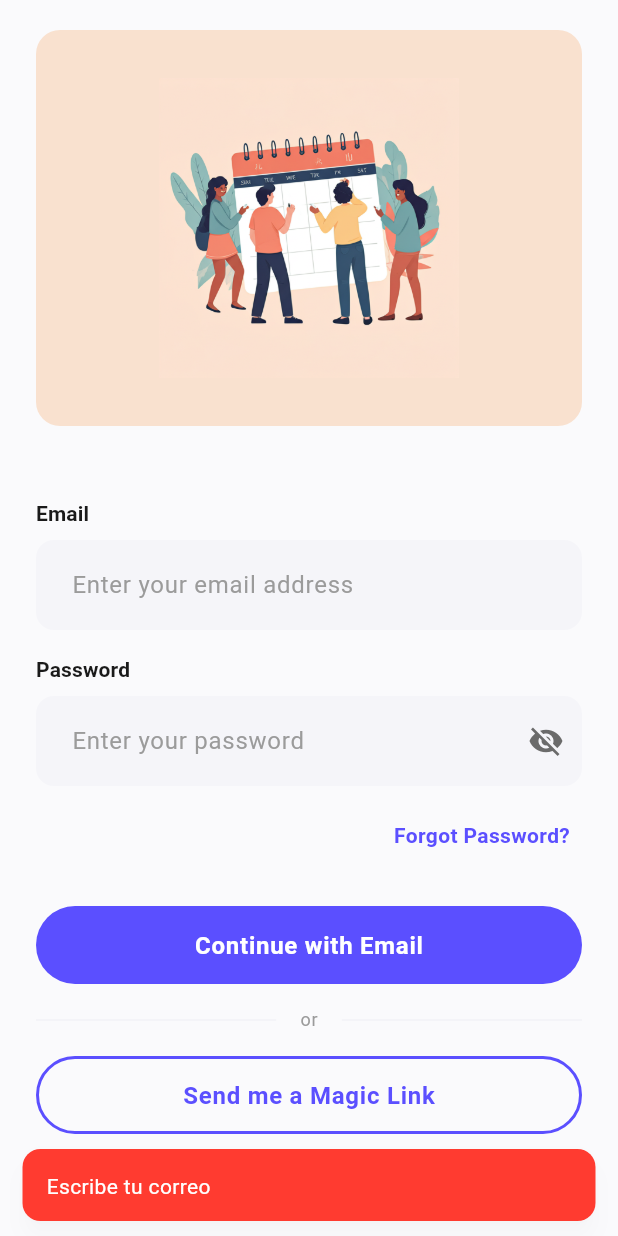
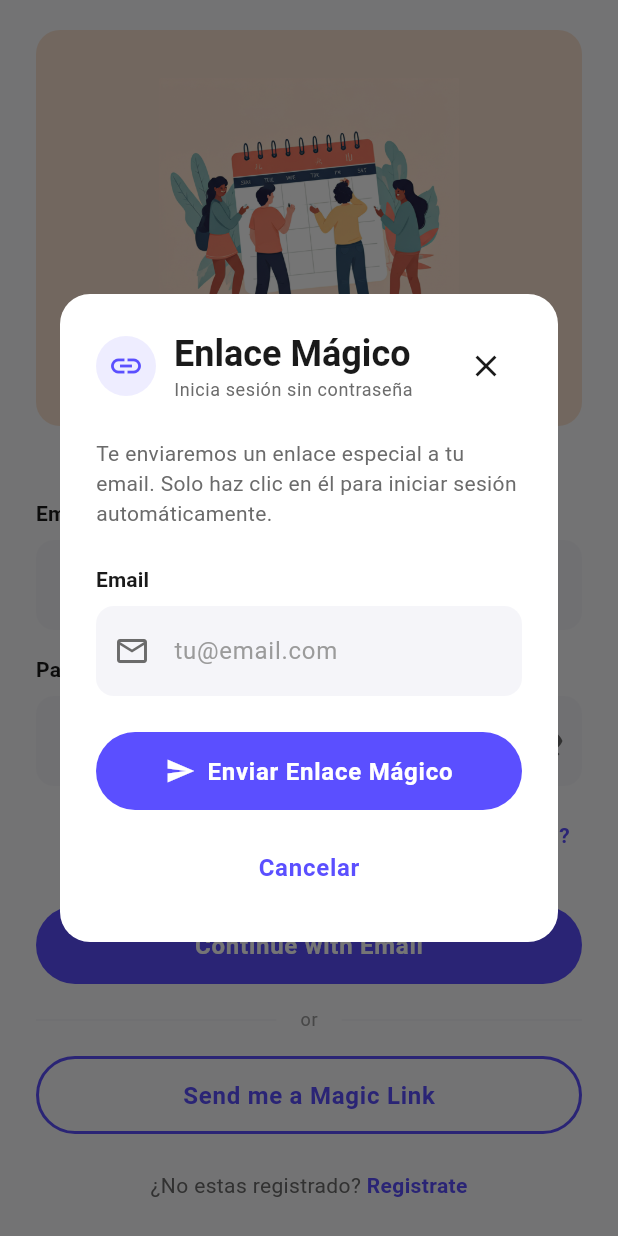
Before and after one commit to Z3r0J/togetherly_app, a Flutter app: the screen it shows after launch, scrolled down 160 dp, after a tap on "Send me a Magic Link", on a phone screen of 412 x 824 dp. Run offline on Flutter 3.47's test engine with Material 3 defaults, Android fonts, the phone set to English and light mode, and no system bars; our stand-ins replace app_links, shared_preferences; accounts and stored records are empty.

Commit message:
feat: Implement magic link authentication flow with deep linking support

```diff
--- a/lib/main.dart
+++ b/lib/main.dart
@@ -7,14 +7,92 @@ import 'viewmodels/circle_view_model.dart';
 import 'views/counter_view.dart';
 import 'views/component_catalog_view.dart';
 import 'views/login_view.dart';
+import 'views/dashboard_view.dart';
+import 'widgets/auth_wrapper.dart';
 import 'theme/app_theme.dart';
+import 'services/deep_link_service.dart';
+import 'models/magic_link_models.dart';
 
 void main() {
   runApp(const MyApp());
 }
 
-class MyApp extends StatelessWidget {
+class MyApp extends StatefulWidget {
   const MyApp({super.key});
+
+  @override
+  State<MyApp> createState() => _MyAppState();
+}
+
+class _MyAppState extends State<MyApp> {
+  final GlobalKey<NavigatorState> navigatorKey = GlobalKey<NavigatorState>();
+  final DeepLinkService _deepLinkService = DeepLinkService();
+
+  @override
+  void initState() {
+    super.initState();
+    _initializeDeepLinking();
+  }
+
+  Future<void> _initializeDeepLinking() async {
+    _deepLinkService.onAuthLinkReceived = (DeepLinkAuthData authData) async {
+      // Get AuthViewModel from context
+      final authViewModel = navigatorKey.currentContext?.read<AuthViewModel>();
+
+      if (authViewModel != null) {
+        final success = await authViewModel.handleDeepLinkAuth(
+          authData.accessToken,
+          authData.refreshToken,
+        );
+
+        if (success && navigatorKey.currentContext != null) {
+          // Navigate to dashboard after successful authentication
+          final user = authViewModel.currentUser;
+          navigatorKey.currentState?.pushAndRemoveUntil(
+            MaterialPageRoute(
+              builder: (context) =>
+                  DashboardView(userName: user?.name ?? 'Usuario'),
+            ),
+            (route) => false,
+          );
+
+          // Show success message
+          ScaffoldMessenger.of(navigatorKey.currentContext!).showSnackBar(
+            const SnackBar(
+              content: Text('¡Autenticación exitosa!'),
+              backgroundColor: Colors.green,
+            ),
+          );
+        } else if (navigatorKey.currentContext != null) {
+          // Show error message
+          ScaffoldMessenger.of(navigatorKey.currentContext!).showSnackBar(
+            SnackBar(
+              content: Text(
+                authViewModel.errorMessage ?? 'Error al autenticar',
+              ),
+              backgroundColor: Colors.red,
+            ),
+          );
+        }
+      }
+    };
+
+    _deepLinkService.onError = (String error) {
+      if (navigatorKey.currentContext != null) {
+        ScaffoldMessenger.of(navigatorKey.currentContext!).showSnackBar(
+          SnackBar(content: Text('Error: $error'), backgroundColor: Colors.red),
+        );
+      }
+    };
+
+    await _deepLinkService.initialize();
+  }
+
+  @override
+  void dispose() {
+    _deepLinkService.dispose();
+    super.dispose();
+  }
 
   @override
   Widget build(BuildContext context) {
@@ -25,10 +103,14 @@ class MyApp extends StatelessWidget {
         ChangeNotifierProvider(create: (_) => CircleViewModel()),
       ],
       child: MaterialApp(
+        navigatorKey: navigatorKey,
         title: 'Togetherly App',
         theme: AppTheme.lightTheme,
         debugShowCheckedModeBanner: false,
-        home: const LoginView(), // Cambiar a LoginView
+        home: AuthWrapper(
+          authenticatedChild: const DashboardView(userName: 'Usuario'),
+          unauthenticatedChild: const LoginView(),
+        ),
       ),
     );
   }
--- /dev/null
+++ b/lib/models/magic_link_models.dart
@@ -0,0 +1,50 @@
+// Magic Link Request Model
+class MagicLinkRequest {
+  final String email;
+
+  MagicLinkRequest({required this.email});
+
+  Map<String, dynamic> toJson() {
+    return {'email': email};
+  }
+}
+
+// Magic Link Response Model
+class MagicLinkResponse {
+  final bool success;
+
+  MagicLinkResponse({required this.success});
+
+  factory MagicLinkResponse.fromJson(Map<String, dynamic> json) {
+    return MagicLinkResponse(success: json['success'] ?? false);
+  }
+
+  Map<String, dynamic> toJson() {
+    return {'success': success};
+  }
+}
+
+// Deep Link Auth Data Model
+// Extracted from URL parameters: togetherly://auth/success?accessToken=xxx&refreshToken=yyy
+class DeepLinkAuthData {
+  final String accessToken;
+  final String refreshToken;
+
+  DeepLinkAuthData({required this.accessToken, required this.refreshToken});
+
+  factory DeepLinkAuthData.fromUri(Uri uri) {
+    final accessToken = uri.queryParameters['accessToken'] ?? '';
+    final refreshToken = uri.queryParameters['refreshToken'] ?? '';
+
+    if (accessToken.isEmpty || refreshToken.isEmpty) {
+      throw Exception('Missing authentication tokens in deep link');
+    }
+
+    return DeepLinkAuthData(
+      accessToken: accessToken,
+      refreshToken: refreshToken,
+    );
+  }
+
+  bool get isValid => accessToken.isNotEmpty && refreshToken.isNotEmpty;
+}
--- /dev/null
+++ b/lib/services/deep_link_service.dart
@@ -0,0 +1,67 @@
+import 'dart:async';
+import 'package:app_links/app_links.dart';
+import '../models/magic_link_models.dart';
+
+class DeepLinkService {
+  final AppLinks _appLinks = AppLinks();
+  StreamSubscription? _subscription;
+
+  // Callback to handle deep link authentication
+  Function(DeepLinkAuthData)? onAuthLinkReceived;
+  Function(String error)? onError;
+
+  // Initialize and listen for deep links
+  Future<void> initialize() async {
+    // Handle initial link if app was opened via deep link (app was closed)
+    try {
+      final initialUri = await _appLinks.getInitialLink();
+      if (initialUri != null) {
+        _handleDeepLink(initialUri);
+      }
+    } catch (e) {
+      onError?.call('Failed to get initial link: $e');
+    }
+
+    // Listen for deep links while app is running or in background
+    _subscription = _appLinks.uriLinkStream.listen(
+      (Uri uri) {
+        _handleDeepLink(uri);
+      },
+      onError: (err) {
+        onError?.call('Deep link error: $err');
+      },
+    );
+  }
+
+  // Handle deep link URIs
+  void _handleDeepLink(Uri uri) {
+    try {
+      // Check if this is a magic link authentication
+      // Expected format: togetherly://auth/success?accessToken=xxx&refreshToken=yyy
+
+      if (uri.scheme == 'togetherly' &&
+          uri.host == 'auth' &&
+          uri.pathSegments.contains('success')) {
+        // Parse authentication tokens from URL
+        final authData = DeepLinkAuthData.fromUri(uri);
+
+        if (authData.isValid) {
+          onAuthLinkReceived?.call(authData);
+        } else {
+          onError?.call('Invalid authentication tokens in deep link');
+        }
+      } else {
+        // Unknown deep link format
+        onError?.call('Unknown deep link format: ${uri.toString()}');
+      }
+    } catch (e) {
+      onError?.call('Failed to process deep link: $e');
+    }
+  }
+
+  // Dispose subscription
+  void dispose() {
+    _subscription?.cancel();
+    _subscription = null;
+  }
+}
--- a/lib/viewmodels/auth_view_model.dart
+++ b/lib/viewmodels/auth_view_model.dart
@@ -1,8 +1,17 @@
 import 'package:flutter/material.dart';
 import '../models/auth_models.dart';
+import '../models/magic_link_models.dart';
 import '../services/auth_service.dart';
 
-enum AuthState { initial, loading, authenticated, unauthenticated, error }
+enum AuthState {
+  initial,
+  loading,
+  authenticated,
+  unauthenticated,
+  error,
+  magicLinkSent,
+  awaitingEmailConfirmation,
+}
 
 class AuthViewModel extends ChangeNotifier {
   final AuthService _authService = AuthService();
@@ -88,6 +97,55 @@ class AuthViewModel extends ChangeNotifier {
     }
   }
 
+  // Send magic link to email
+  Future<bool> sendMagicLink(String email) async {
+    try {
+      _setState(AuthState.loading);
+      _errorMessage = null;
+
+      final request = MagicLinkRequest(email: email);
+      final response = await _authService.sendMagicLink(request);
+
+      if (response.success) {
+        _setState(AuthState.magicLinkSent);
+        return true;
+      } else {
+        _errorMessage = 'No se pudo enviar el enlace mágico';
+        _setState(AuthState.error);
+        return false;
+      }
+    } catch (e) {
+      _errorMessage = _getErrorMessage(e);
+      _setState(AuthState.error);
+      return false;
+    }
+  }
+
+  // Handle deep link authentication (when user clicks magic link)
+  Future<bool> handleDeepLinkAuth(
+    String accessToken,
+    String refreshToken,
+  ) async {
+    try {
+      _setState(AuthState.loading);
+      _errorMessage = null;
+
+      // Save tokens from deep link
+      await _authService.saveMagicLinkTokens(accessToken, refreshToken);
+
+      // Fetch user data using the new tokens
+      _currentUser = await _authService.getUserData();
+
+      _setState(AuthState.authenticated);
+      return true;
+    } catch (e) {
+      _errorMessage = _getErrorMessage(e);
+      await _authService.clearTokens();
+      _setState(AuthState.error);
+      return false;
+    }
+  }
+
   // Clear error message
   void clearError() {
     _errorMessage = null;
--- a/lib/views/dashboard_view.dart
+++ b/lib/views/dashboard_view.dart
@@ -370,16 +370,14 @@ class _DashboardViewState extends State<DashboardView> {
           ],
 
           // Botón Ver Círculo
-          SizedBox(
-            height: 30,
-            child: AppButton(
+          AppButton(
             text: 'Ver Círculo →',
             type: AppButtonType.text,
+            size: AppButtonSize.small,
             fullWidth: true,
             onPressed: () {
               // TODO: Navegar a detalles del círculo
             },
-            ),
           ),
         ],
       ),
--- a/lib/views/login_view.dart
+++ b/lib/views/login_view.dart
@@ -1,6 +1,7 @@
 import 'package:flutter/material.dart';
 import 'package:provider/provider.dart';
 import '../widgets/widgets.dart';
+import '../widgets/magic_link_dialog.dart';
 import '../viewmodels/auth_view_model.dart';
 import 'dashboard_view.dart';
 
@@ -280,27 +281,12 @@ class _LoginViewState extends State<LoginView> {
   }
 
   Future<void> _handleMagicLink() async {
-    if (_emailController.text.isEmpty) {
-      _showError('Escribe tu correo');
-      return;
-    }
-
-    setState(() => _isLoading = true);
-
-    try {
-      // Aquí iría la llamada al servicio de magic link
-      await Future.delayed(const Duration(seconds: 2)); // Simulación
-
-      if (!mounted) return;
-
-      _showSuccess('¡Magic link enviado! Revisa tu email');
-    } catch (e) {
-      _showError('Error al enviar magic link');
-    } finally {
-      if (mounted) {
-        setState(() => _isLoading = false);
-      }
-    }
+    // Show magic link dialog
+    showDialog(
+      context: context,
+      barrierDismissible: false,
+      builder: (context) => const MagicLinkDialog(),
+    );
   }
 
   void _handleForgotPassword() {
--- /dev/null
+++ b/lib/widgets/magic_link_dialog.dart
@@ -0,0 +1,286 @@
+import 'package:flutter/material.dart';
+import 'package:provider/provider.dart';
+import '../theme/app_colors.dart';
+import '../theme/app_text_styles.dart';
+import '../widgets/app_button.dart';
+import '../widgets/app_text_field.dart';
+import '../viewmodels/auth_view_model.dart';
+
+/// Modal dialog for requesting a magic link authentication email
+class MagicLinkDialog extends StatefulWidget {
+  const MagicLinkDialog({super.key});
+
+  @override
+  State<MagicLinkDialog> createState() => _MagicLinkDialogState();
+}
+
+class _MagicLinkDialogState extends State<MagicLinkDialog> {
+  final TextEditingController _emailController = TextEditingController();
+  bool _isLoading = false;
+  String? _errorMessage;
+
+  @override
+  void dispose() {
+    _emailController.dispose();
+    super.dispose();
+  }
+
+  Future<void> _handleSendMagicLink() async {
+    final email = _emailController.text.trim();
+
+    // Client-side email validation
+    if (email.isEmpty) {
+      setState(() {
+        _errorMessage = 'Por favor ingresa tu email';
+      });
+      return;
+    }
+
+    // Basic email format validation
+    final emailRegex = RegExp(r'^[\w-\.]+@([\w-]+\.)+[\w-]{2,4}$');
+    if (!emailRegex.hasMatch(email)) {
+      setState(() {
+        _errorMessage = 'Por favor ingresa un email válido';
+      });
+      return;
+    }
+
+    setState(() {
+      _isLoading = true;
+      _errorMessage = null;
+    });
+
+    final authViewModel = context.read<AuthViewModel>();
+    final success = await authViewModel.sendMagicLink(email);
+
+    if (!mounted) return;
+
+    setState(() {
+      _isLoading = false;
+    });
+
+    if (success) {
+      // Show success dialog
+      Navigator.of(context).pop(); // Close magic link dialog
+      _showSuccessDialog();
+    } else {
+      // Show error message
+      setState(() {
+        _errorMessage =
+            authViewModel.errorMessage ?? 'Error al enviar el enlace';
+      });
+    }
+  }
+
+  void _showSuccessDialog() {
+    showDialog(
+      context: context,
+      barrierDismissible: false,
+      builder: (context) => AlertDialog(
+        shape: RoundedRectangleBorder(borderRadius: BorderRadius.circular(20)),
+        title: const Row(
+          children: [
+            Icon(Icons.mark_email_read, color: AppColors.success, size: 28),
+            SizedBox(width: 12),
+            Text('¡Enlace Enviado!'),
+          ],
+        ),
+        content: Column(
+          mainAxisSize: MainAxisSize.min,
+          crossAxisAlignment: CrossAxisAlignment.start,
+          children: [
+            Text(
+              'Hemos enviado un enlace mágico a tu correo electrónico.',
+              style: AppTextStyles.bodyMedium,
+            ),
+            const SizedBox(height: 16),
+            Container(
+              padding: const EdgeInsets.all(12),
+              decoration: BoxDecoration(
+                color: AppColors.info.withOpacity(0.1),
+                borderRadius: BorderRadius.circular(8),
+              ),
+              child: Row(
+                children: [
+                  const Icon(
+                    Icons.info_outline,
+                    color: AppColors.info,
+                    size: 20,
+                  ),
+                  const SizedBox(width: 8),
+                  Expanded(
+                    child: Text(
+                      'Haz clic en el enlace del email para iniciar sesión automáticamente.',
+                      style: AppTextStyles.bodySmall.copyWith(
+                        color: AppColors.info,
+                      ),
+                    ),
+                  ),
+                ],
+              ),
+            ),
+            const SizedBox(height: 12),
+            Text(
+              '💡 El enlace expirará en 15 minutos',
+              style: AppTextStyles.bodySmall.copyWith(
+                color: AppColors.textSecondary,
+              ),
+            ),
+          ],
+        ),
+        actions: [
+          AppButton(
+            text: 'Entendido',
+            type: AppButtonType.primary,
+            fullWidth: true,
+            onPressed: () => Navigator.of(context).pop(),
+          ),
+        ],
+      ),
+    );
+  }
+
+  @override
+  Widget build(BuildContext context) {
+    return Dialog(
+      shape: RoundedRectangleBorder(borderRadius: BorderRadius.circular(20)),
+      child: Padding(
+        padding: const EdgeInsets.all(24),
+        child: Column(
+          mainAxisSize: MainAxisSize.min,
+          crossAxisAlignment: CrossAxisAlignment.stretch,
+          children: [
+            // Header
+            Row(
+              children: [
+                Container(
+                  padding: const EdgeInsets.all(8),
+                  decoration: BoxDecoration(
+                    color: AppColors.primary.withOpacity(0.1),
+                    shape: BoxShape.circle,
+                  ),
+                  child: const Icon(
+                    Icons.link,
+                    color: AppColors.primary,
+                    size: 24,
+                  ),
+                ),
+                const SizedBox(width: 12),
+                Expanded(
+                  child: Column(
+                    crossAxisAlignment: CrossAxisAlignment.start,
+                    children: [
+                      Text('Enlace Mágico', style: AppTextStyles.headlineSmall),
+                      Text(
+                        'Inicia sesión sin contraseña',
+                        style: AppTextStyles.bodySmall.copyWith(
+                          color: AppColors.textSecondary,
+                        ),
+                      ),
+                    ],
+                  ),
+                ),
+                IconButton(
+                  icon: const Icon(Icons.close),
+                  onPressed: _isLoading
+                      ? null
+                      : () => Navigator.of(context).pop(),
+                  padding: EdgeInsets.zero,
+                  constraints: const BoxConstraints(),
+                ),
+              ],
+            ),
+
+            const SizedBox(height: 24),
+
+            // Description
+            Text(
+              'Te enviaremos un enlace especial a tu email. Solo haz clic en él para iniciar sesión automáticamente.',
+              style: AppTextStyles.bodyMedium.copyWith(
+                color: AppColors.textSecondary,
+              ),
+            ),
+
+            const SizedBox(height: 24),
+
+            // Email input
+            AppTextField(
+              label: 'Email',
+              hintText: 'tu@email.com',
+              controller: _emailController,
+              keyboardType: TextInputType.emailAddress,
+              enabled: !_isLoading,
+              prefixIcon: Icons.email_outlined,
+              suffixIcon: _emailController.text.isNotEmpty ? Icons.clear : null,
+              onSuffixIconPressed: () {
+                setState(() {
+                  _emailController.clear();
+                  _errorMessage = null;
+                });
+              },
+              onChanged: (value) {
+                if (_errorMessage != null) {
+                  setState(() {
+                    _errorMessage = null;
+                  });
+                }
+              },
+            ),
+
+            // Error message
+            if (_errorMessage != null) ...[
+              const SizedBox(height: 12),
+              Container(
+                padding: const EdgeInsets.all(12),
+                decoration: BoxDecoration(
+                  color: AppColors.error.withOpacity(0.1),
+                  borderRadius: BorderRadius.circular(8),
+                ),
+                child: Row(
+                  children: [
+                    const Icon(
+                      Icons.error_outline,
+                      color: AppColors.error,
+                      size: 20,
+                    ),
+                    const SizedBox(width: 8),
+                    Expanded(
+                      child: Text(
+                        _errorMessage!,
+                        style: AppTextStyles.bodySmall.copyWith(
+                          color: AppColors.error,
+                        ),
+                      ),
+                    ),
+                  ],
+                ),
+              ),
+            ],
+
+            const SizedBox(height: 24),
+
+            // Send button
+            AppButton(
+              text: 'Enviar Enlace Mágico',
+              type: AppButtonType.primary,
+              fullWidth: true,
+              isLoading: _isLoading,
+              onPressed: _isLoading ? null : _handleSendMagicLink,
+              icon: Icons.send,
+            ),
+
+            const SizedBox(height: 12),
+
+            // Cancel button
+            AppButton(
+              text: 'Cancelar',
+              type: AppButtonType.text,
+              fullWidth: true,
+              onPressed: _isLoading ? null : () => Navigator.of(context).pop(),
+            ),
+          ],
+        ),
+      ),
+    );
+  }
+}
--- a/pubspec.yaml
+++ b/pubspec.yaml
@@ -36,7 +36,8 @@ dependencies:
   cupertino_icons: ^1.0.8
   provider: ^6.0.5
   http: ^1.1.0
-  shared_preferences: 2.2.2
+  shared_preferences: 2.2.3
+  app_links: 6.2.1
 
 dev_dependencies:
   flutter_test:
```
Also changed, not shown: lib/services/auth_service.dart (+36 -0 lines), pubspec.lock, 7 other files. Lines whose indentation alone changed are shown as unchanged.
